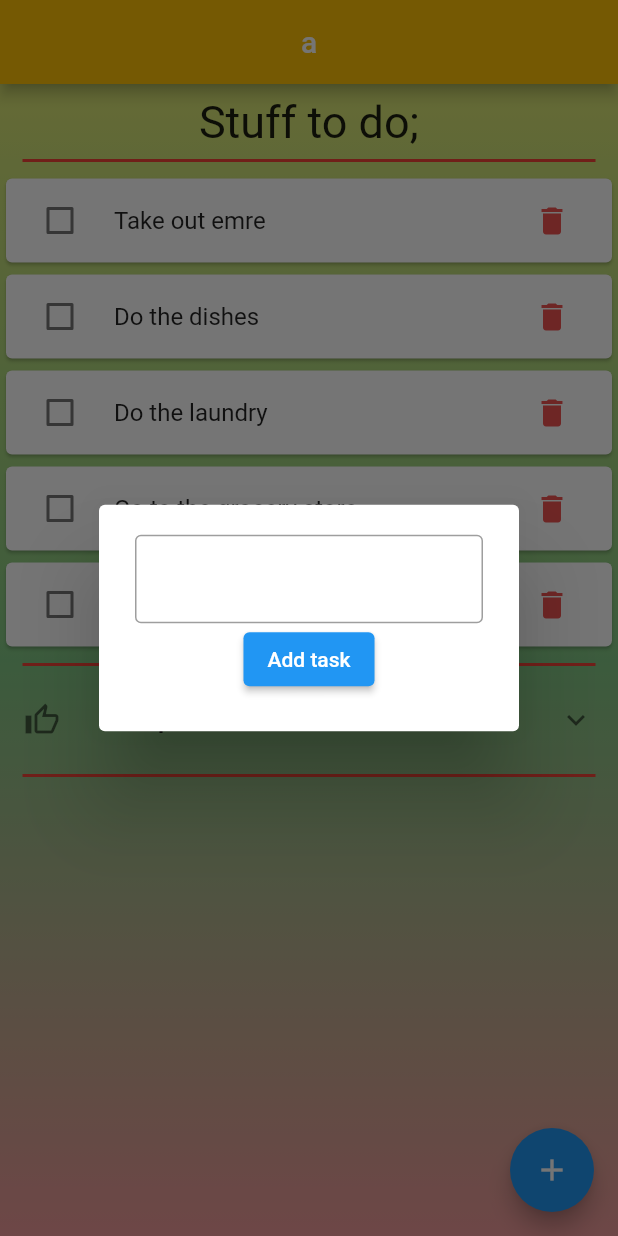
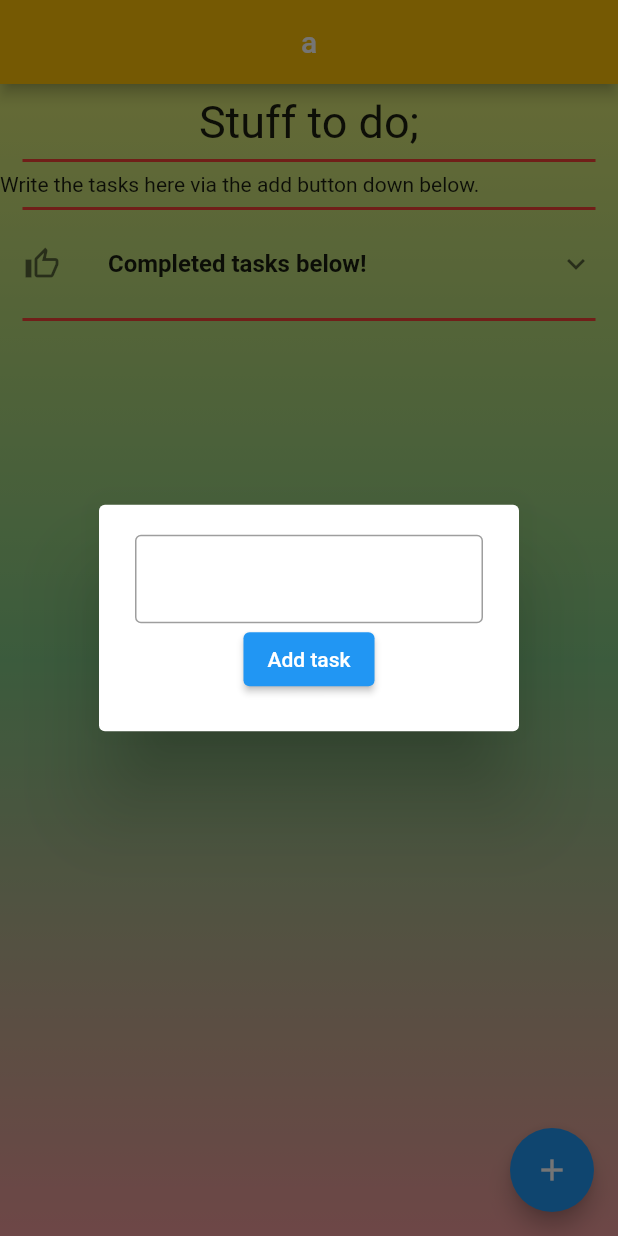
Before and after one commit to oguzunluerler1/toDoLearningApp, a Flutter app: the screen it shows after launch, after a tap on the "add" icon, on a phone screen of 412 x 824 dp. Run offline on Flutter 3.47's test engine with Material 2 defaults, Android fonts, the phone set to English and light mode, and no system bars; our stand-ins replace shared_preferences.

Commit message:
added the feature of saving the current states of data. Also added instruction for the first login if the 'stuff to do' tab is empty.

```diff
--- a/lib/main.dart
+++ b/lib/main.dart
@@ -1,7 +1,11 @@
 import 'package:flutter/material.dart';
 import 'package:todo/screens/to_do.dart';
 
-void main() => runApp(MyApp());
+void main() {
+  // WidgetsFlutterBinding.ensureInitialized();
+  // SharedManager.SharedPreferencesInit();
+  runApp(MyApp());
+}
 
 class MyApp extends StatelessWidget {
   @override
--- a/lib/screens/to_do.dart
+++ b/lib/screens/to_do.dart
@@ -1,4 +1,5 @@
 import 'package:flutter/material.dart';
+import 'package:shared_preferences/shared_preferences.dart';
 
 class ToDo extends StatefulWidget {
   const ToDo({Key? key}) : super(key: key);
@@ -8,12 +9,43 @@ class ToDo extends StatefulWidget {
 }
 
 class _ToDoState extends State<ToDo> {
-  List<String> TaskList = [
-    "Take out emre", "Do the dishes", "Do the laundry", "Go to the grocery store", "Pay the bills"
-  ];
+  List<String> TaskList = [];
   List<String> CompletedList = [];
+  TextEditingController tf = TextEditingController();
+  bool isFirstTime = true;
+  late SharedPreferences pref;
+  @override
+  void initState() {
+    super.initState();
+    initSharedPref();
+  }
 
-  TextEditingController tf = TextEditingController();
+  Future initSharedPref () async {
+    pref = await SharedPreferences.getInstance();
+    TaskList = await pref.getStringList("incompleteLy") ?? [];
+    CompletedList = await pref.getStringList("completeLy") ?? [];
+    setState(() {
+
+    });
+  print(TaskList);
+  print(CompletedList);
+  }
+
+
+  void SaveTask() async {
+    await pref.setStringList("incompleteLy", TaskList);
+    await pref.setStringList("completeLy", CompletedList);
+  }
+
+  // @override
+  // void initState() {
+  //   super.initState();
+  //   boolInitializer();
+  // }
+
+  // void boolInitializer () async {
+  //   isFirstTime = (await SharedManager().getBoolVal("isItFirstTime"))!;
+  // }
 
   @override
   Widget build(BuildContext context) {
@@ -31,8 +63,9 @@ class _ToDoState extends State<ToDo> {
   FloatingActionButton FAButton() {
     return FloatingActionButton(
       child: Icon(Icons.add),
-      onPressed: (){
+      onPressed: () {
         tf.clear();
+        // SharedManager().setBoolVal("isItFirstTime", false);
         openDialog();
       }
     );
@@ -55,6 +88,8 @@ class _ToDoState extends State<ToDo> {
             ),
             ElevatedButton(onPressed: (){
               TaskList.add(tf.text);
+              isFirstTime = false;
+              SaveTask();
               setState(() {
 
               });
@@ -77,7 +112,7 @@ class _ToDoState extends State<ToDo> {
           Center(child: Text("Stuff to do;", style: TextStyle(fontSize: 30),)),
           dividerBetween(),
           TaskList.length == 0
-          ? Image.network("https://i.ytimg.com/vi/rDleFy3yFB8/hqdefault.jpg")
+          ? isFirstTime==true ? Text("Write the tasks here via the add button down below.",) :Image.network("https://i.ytimg.com/vi/rDleFy3yFB8/hqdefault.jpg")
           : ListView.builder(
               shrinkWrap: true,
               itemCount: TaskList.length,
@@ -131,6 +166,7 @@ class _ToDoState extends State<ToDo> {
                   secondary: IconButton(
                     onPressed: (){
                       TaskList.removeAt(index);
+                      SaveTask();
                       setState(() {
 
                       });
@@ -140,6 +176,7 @@ class _ToDoState extends State<ToDo> {
                   onChanged: (isChecked){
                     CompletedList.add(TaskList[index]);
                     TaskList.removeAt(index);
+                    SaveTask();
                     setState(() {
 
                     });
@@ -155,6 +192,7 @@ class _ToDoState extends State<ToDo> {
                   secondary: IconButton(
                     onPressed: (){
                       CompletedList.removeAt(index);
+                      SaveTask();
                       setState(() {
 
                       });
@@ -165,6 +203,7 @@ class _ToDoState extends State<ToDo> {
                   onChanged: (isChecked){
                     TaskList.add(CompletedList[index]);
                     CompletedList.removeAt(index);
+                    SaveTask();
                     setState(() {
 
                     });
@@ -172,6 +211,17 @@ class _ToDoState extends State<ToDo> {
                 ),
               );
   }
+
+  // Future<void> SaveTask() async {
+  //   await SharedManager().setStringListVal("completeLy", CompletedList);
+  //   await SharedManager().setStringListVal("incompleteLy", TaskList);
+  // }
+  //
+  //
+  // void getTask() async {
+  //    CompletedList = await SharedManager().getStringListVal("completeLy")!;
+  //    TaskList = await SharedManager().getStringListVal("incompleteLy")!;
+  // }
 
   Divider dividerBetween() {
     return Divider(
--- a/pubspec.yaml
+++ b/pubspec.yaml
@@ -31,9 +31,12 @@ dependencies:
     sdk: flutter
 
 
+
+
   # The following adds the Cupertino Icons font to your application.
   # Use with the CupertinoIcons class for iOS style icons.
   cupertino_icons: ^1.0.2
+  shared_preferences: ^2.0.15
 
 dev_dependencies:
   flutter_test:
```
Also changed, not shown: pubspec.lock.
